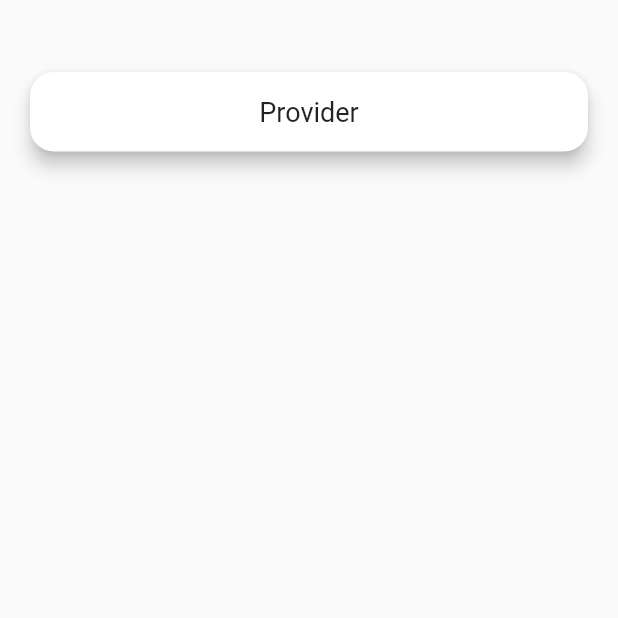
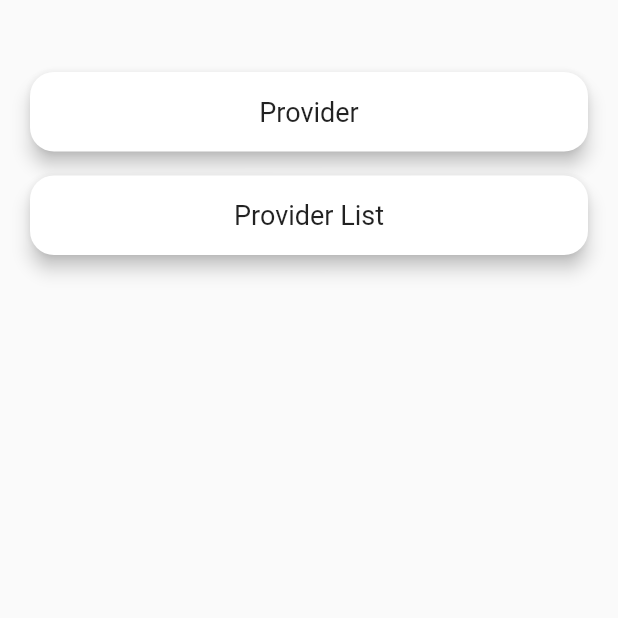
Before and after one commit to guns28/flutter_examples, a Flutter app: the screen it shows after launch, on a phone screen of 412 x 824 dp, the top half of it. Run offline on Flutter 3.47's test engine with Material 2 defaults, Android fonts, the phone set to English and light mode, and no system bars; our stand-ins replace google_fonts.

Commit message:
Provider shopping app example

```diff
--- /dev/null
+++ b/lib/global/assets.dart
@@ -0,0 +1,12 @@
+
+
+mixin Assets{
+
+  static String  laysBarbecue   = "assets/images/barbecue.png";
+  static String  laysCheddar    = "assets/images/cheddar.png";
+  static String  laysClassic    = "assets/images/classic.png";
+  static String  laysKpa6       = "assets/images/kpa6.png";
+  static String  laysSalt       = "assets/images/salt.png";
+  static String  laysSourCream  = "assets/images/sour_cream.png";
+
+}
--- a/lib/main.dart
+++ b/lib/main.dart
@@ -4,6 +4,8 @@ import 'package:flutter_examples/screens/provider/classes/counter.dart';
 import 'package:flutter_examples/screens/provider/classes/future.dart';
 import 'package:flutter_examples/screens/provider/classes/slider.dart';
 import 'package:flutter_examples/screens/provider/provider_example.dart';
+import 'package:flutter_examples/screens/provider_list/models/cart.dart';
+import 'package:flutter_examples/screens/provider_list/models/product.dart';
 import 'package:provider/provider.dart';
 
 import 'global/routes.dart';
@@ -18,7 +20,18 @@ class MyApp extends StatelessWidget {
   // This widget is the root of your application.
   @override
   Widget build(BuildContext context) {
-    return MaterialApp(
+    return MultiProvider(
+        providers: [
+          Provider(create: (_) => ProductModel()),
+          ChangeNotifierProxyProvider<ProductModel, CartModel>(
+            create: (context) => CartModel(),
+            update: (context, products, cart) {
+              if (cart == null) throw ArgumentError.notNull('cart');
+              cart.products = products;
+              return cart;
+            },
+          ),                                  ],
+        child: MaterialApp(
       title: 'Flutter Demo',
       routes: {
         Routes.providerExample: (context) => ProviderExampleScreen(),
@@ -27,6 +40,6 @@ class MyApp extends StatelessWidget {
         primarySwatch: Colors.blue,
       ),
       home: DispatcherScreen(),
-    );
+    ));
   }
 }
--- a/lib/screens/dispatcher_screen.dart
+++ b/lib/screens/dispatcher_screen.dart
@@ -7,6 +7,9 @@ import 'package:flutter_examples/screens/provider/classes/future.dart';
 import 'package:flutter_examples/screens/provider/classes/slider.dart';
 import 'package:flutter_examples/screens/provider/classes/stream.dart';
 import 'package:flutter_examples/screens/provider/provider_example.dart';
+import 'package:flutter_examples/screens/provider_list/models/cart.dart';
+import 'package:flutter_examples/screens/provider_list/models/product.dart';
+import 'package:flutter_examples/screens/provider_list/provider_list.dart';
 import 'package:provider/provider.dart';
 
 class DispatcherScreen extends StatefulWidget {
@@ -18,7 +21,7 @@ class DispatcherScreen extends StatefulWidget {
 
 class DispatcherScreenState extends State<DispatcherScreen> {
 
-  var listItems = ["Provider"];
+  var listItems = ["Provider", "Provider List"];
 
   @override
   void initState() {
@@ -58,6 +61,14 @@ class DispatcherScreenState extends State<DispatcherScreen> {
                   );
                 }
                 break;
+                case "Provider List" : {
+                  Navigator.push(
+                      context,
+                      MaterialPageRoute(
+                          builder: (BuildContext context) => ProviderListScreen())
+                      ); //
+                }
+                break;
               }
 
 
--- /dev/null
+++ b/lib/screens/provider_list/models/cart.dart
@@ -0,0 +1,30 @@
+
+import 'package:flutter/foundation.dart';
+import 'product.dart';
+
+class CartModel extends ChangeNotifier {
+  late ProductModel _products;
+  final List<int> _itemIds = [];
+
+  ProductModel get product => _products;
+
+  set products(ProductModel newProducts) {
+    _products = newProducts;
+    notifyListeners();
+  }
+
+  List<Item> get items => _itemIds.map((id) => _products.getById(id)).toList();
+
+  int get totalPrice =>
+      items.fold(0, (total, current) => total + current.price);
+
+  void add(Item item) {
+    _itemIds.add(item.id);
+    notifyListeners();
+  }
+
+  void remove(Item item) {
+    _itemIds.remove(item.id);
+    notifyListeners();
+  }
+}
--- /dev/null
+++ b/lib/screens/provider_list/models/product.dart
@@ -0,0 +1,39 @@
+
+import 'package:flutter/material.dart';
+import 'package:flutter_examples/global/assets.dart';
+
+class ProductModel {
+
+  static List<Item> fruitsNames = [
+    Item(0, "Lays Honey \nBarbecue", Assets.laysBarbecue, 3, Color(0xFF78c1ff)),
+    Item(1, "Lays Cheddar \n& Sour Cream", Assets.laysCheddar, 6, Color(0xFF5099f4)),
+    Item(2, "Lays Classic", Assets.laysClassic, 4, Color(0xFF468fea)),
+    Item(3, "Lays Kpa6", Assets.laysKpa6, 8, Color(0xFF2871cc)),
+    Item(4, "Lays Salt \n& Vinegar", Assets.laysSalt, 9, Color(0xFF003f9a)),
+    Item(5, "Lays Sour Cream \n& onion", Assets.laysSourCream, 12, Color(0xFF78c1ff))
+  ];
+
+  ///used to get the items in cart as we only store the item id when adding
+  Item getById(int id) => fruitsNames.firstWhere((item) => item.id == id);
+
+  Item getByPosition(int position) {
+    return getById(position);
+  }
+}
+
+@immutable
+class Item {
+  final int id;
+  final String name;
+  final int price;
+  final String image;
+  final Color backgroundColor;
+
+  Item(this.id, this.name, this.image, this.price, this.backgroundColor);
+
+  @override
+  int get hashCode => id;
+
+  @override
+  bool operator == (Object other) => other is Item && other.id == id;
+}
--- a/pubspec.yaml
+++ b/pubspec.yaml
@@ -24,6 +24,7 @@ dependencies:
   flutter:
     sdk: flutter
   provider: ^6.0.0
+  google_fonts: ^2.1.0
 
   # The following adds the Cupertino Icons font to your application.
   # Use with the CupertinoIcons class for iOS style icons.
@@ -45,9 +46,8 @@ flutter:
   uses-material-design: true
 
   # To add assets to your application, add an assets section, like this:
-  # assets:
-  #   - images/a_dot_burr.jpeg
-  #   - images/a_dot_ham.jpeg
+  assets:
+    - assets/images/
 
   # An image asset can refer to one or more resolution-specific "variants", see
   # https://flutter.dev/assets-and-images/#resolution-aware.
```
Also changed, not shown: lib/screens/provider_list/cart_screen.dart (added, +78 -0 lines), lib/screens/provider_list/provider_list.dart (added, +149 -0 lines), assets/images/barbecue.png (added), assets/images/cheddar.png (added), assets/images/classic.png (added), assets/images/kpa6.png (added), assets/images/salt.png (added), assets/images/sour_cream.png (added), lib/screens/provider_list/details_screen.dart (added).
